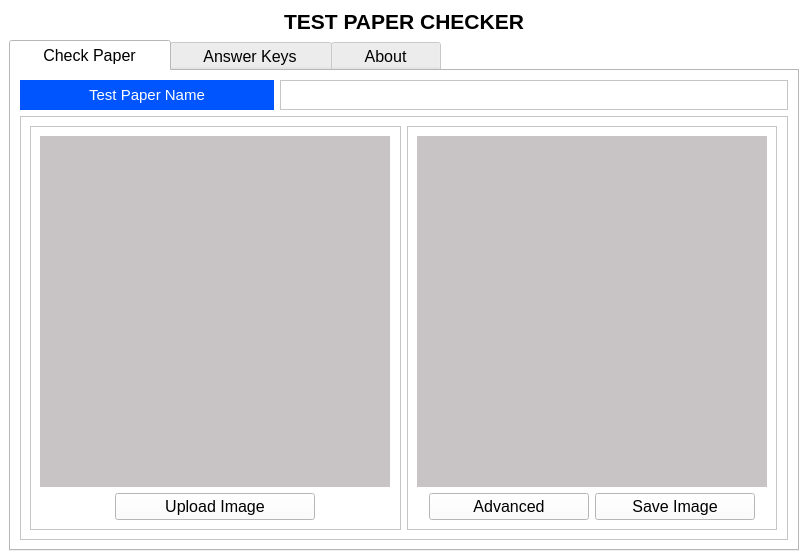
Above: TestPaperChecker.ui from jarapamikaella/OpenCV_TestPaperChecker before the change. Below: the same form after it.
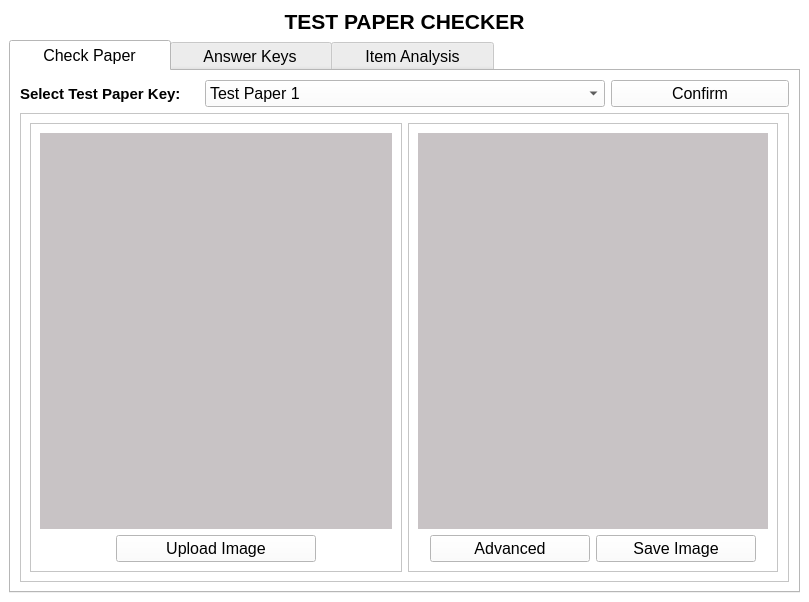
That is the form after the change.

The edit to the form file:
```diff
--- a/TestPaperChecker.ui
+++ b/TestPaperChecker.ui
@@ -6,8 +6,8 @@
    <rect>
     <x>0</x>
     <y>0</y>
-    <width>808</width>
-    <height>560</height>
+    <width>809</width>
+    <height>602</height>
    </rect>
   </property>
   <property name="windowTitle">
@@ -491,462 +491,10 @@
         <string>     Check Paper     </string>
        </attribute>
        <layout class="QGridLayout" name="gridLayout">
-        <item row="0" column="1" colspan="2">
-         <widget class="QTextEdit" name="TestPaperNameInputField">
-          <property name="minimumSize">
-           <size>
-            <width>0</width>
-            <height>30</height>
-           </size>
-          </property>
-          <property name="maximumSize">
-           <size>
-            <width>16777215</width>
-            <height>30</height>
-           </size>
-          </property>
-         </widget>
-        </item>
-        <item row="0" column="0">
-         <widget class="QPushButton" name="TestPaperNameBtn">
-          <property name="maximumSize">
-           <size>
-            <width>16777215</width>
-            <height>30</height>
-           </size>
-          </property>
-          <property name="palette">
-           <palette>
-            <active>
-             <colorrole role="WindowText">
-              <brush brushstyle="SolidPattern">
-               <color alpha="255">
-                <red>255</red>
-                <green>255</green>
-                <blue>255</blue>
-               </color>
-              </brush>
-             </colorrole>
-             <colorrole role="Button">
-              <brush brushstyle="SolidPattern">
-               <color alpha="255">
-                <red>0</red>
-                <green>85</green>
-                <blue>255</blue>
-               </color>
-              </brush>
-             </colorrole>
-             <colorrole role="Light">
-              <brush brushstyle="SolidPattern">
-               <color alpha="255">
-                <red>127</red>
-                <green>170</green>
-                <blue>255</blue>
-               </color>
-              </brush>
-             </colorrole>
-             <colorrole role="Midlight">
-              <brush brushstyle="SolidPattern">
-               <color alpha="255">
-                <red>63</red>
-                <green>127</green>
-                <blue>255</blue>
-               </color>
-              </brush>
-             </colorrole>
-             <colorrole role="Dark">
-              <brush brushstyle="SolidPattern">
-               <color alpha="255">
-                <red>0</red>
-                <green>42</green>
-                <blue>127</blue>
-               </color>
-              </brush>
-             </colorrole>
-             <colorrole role="Mid">
-              <brush brushstyle="SolidPattern">
-               <color alpha="255">
-                <red>0</red>
-                <green>56</green>
-                <blue>170</blue>
-               </color>
-              </brush>
-             </colorrole>
-             <colorrole role="Text">
-              <brush brushstyle="SolidPattern">
-               <color alpha="255">
-                <red>255</red>
-                <green>255</green>
-                <blue>255</blue>
-               </color>
-              </brush>
-             </colorrole>
-             <colorrole role="BrightText">
-              <brush brushstyle="SolidPattern">
-               <color alpha="255">
-                <red>255</red>
-                <green>255</green>
-                <blue>255</blue>
-               </color>
-              </brush>
-             </colorrole>
-             <colorrole role="ButtonText">
-              <brush brushstyle="SolidPattern">
-               <color alpha="255">
-                <red>255</red>
-                <green>255</green>
-                <blue>255</blue>
-               </color>
-              </brush>
-             </colorrole>
-             <colorrole role="Base">
-              <brush brushstyle="SolidPattern">
-               <color alpha="255">
-                <red>255</red>
-                <green>255</green>
-                <blue>255</blue>
-               </color>
-              </brush>
-             </colorrole>
-             <colorrole role="Window">
-              <brush brushstyle="SolidPattern">
-               <color alpha="255">
-                <red>0</red>
-                <green>85</green>
-                <blue>255</blue>
-               </color>
-              </brush>
-             </colorrole>
-             <colorrole role="Shadow">
-              <brush brushstyle="SolidPattern">
-               <color alpha="255">
-                <red>0</red>
-                <green>0</green>
-                <blue>0</blue>
-               </color>
-              </brush>
-             </colorrole>
-             <colorrole role="AlternateBase">
-              <brush brushstyle="SolidPattern">
-               <color alpha="255">
-                <red>127</red>
-                <green>170</green>
-                <blue>255</blue>
-               </color>
-              </brush>
-             </colorrole>
-             <colorrole role="ToolTipBase">
-              <brush brushstyle="SolidPattern">
-               <color alpha="255">
-                <red>255</red>
-                <green>255</green>
-                <blue>220</blue>
-               </color>
-              </brush>
-             </colorrole>
-             <colorrole role="ToolTipText">
-              <brush brushstyle="SolidPattern">
-               <color alpha="255">
-                <red>0</red>
-                <green>0</green>
-                <blue>0</blue>
-               </color>
-              </brush>
-             </colorrole>
-            </active>
-            <inactive>
-             <colorrole role="WindowText">
-              <brush brushstyle="SolidPattern">
-               <color alpha="255">
-                <red>255</red>
-                <green>255</green>
-                <blue>255</blue>
-               </color>
-              </brush>
-             </colorrole>
-             <colorrole role="Button">
-              <brush brushstyle="SolidPattern">
-               <color alpha="255">
-                <red>0</red>
-                <green>85</green>
-                <blue>255</blue>
-               </color>
-              </brush>
-             </colorrole>
-             <colorrole role="Light">
-              <brush brushstyle="SolidPattern">
-               <color alpha="255">
-                <red>127</red>
-                <green>170</green>
-                <blue>255</blue>
-               </color>
-              </brush>
-             </colorrole>
-             <colorrole role="Midlight">
-              <brush brushstyle="SolidPattern">
-               <color alpha="255">
-                <red>63</red>
-                <green>127</green>
-                <blue>255</blue>
-               </color>
-              </brush>
-             </colorrole>
-             <colorrole role="Dark">
-              <brush brushstyle="SolidPattern">
-               <color alpha="255">
-                <red>0</red>
-                <green>42</green>
-                <blue>127</blue>
-               </color>
-              </brush>
-             </colorrole>
-             <colorrole role="Mid">
-              <brush brushstyle="SolidPattern">
-               <color alpha="255">
-                <red>0</red>
-                <green>56</green>
-                <blue>170</blue>
-               </color>
-              </brush>
-             </colorrole>
-             <colorrole role="Text">
-              <brush brushstyle="SolidPattern">
-               <color alpha="255">
-                <red>255</red>
-                <green>255</green>
-                <blue>255</blue>
-               </color>
-              </brush>
-             </colorrole>
-             <colorrole role="BrightText">
-              <brush brushstyle="SolidPattern">
-               <color alpha="255">
-                <red>255</red>
-                <green>255</green>
-                <blue>255</blue>
-               </color>
-              </brush>
-             </colorrole>
-             <colorrole role="ButtonText">
-              <brush brushstyle="SolidPattern">
-               <color alpha="255">
-                <red>255</red>
-                <green>255</green>
-                <blue>255</blue>
-               </color>
-              </brush>
-             </colorrole>
-             <colorrole role="Base">
-              <brush brushstyle="SolidPattern">
-               <color alpha="255">
-                <red>255</red>
-                <green>255</green>
-                <blue>255</blue>
-               </color>
-              </brush>
-             </colorrole>
-             <colorrole role="Window">
-              <brush brushstyle="SolidPattern">
-               <color alpha="255">
-                <red>0</red>
-                <green>85</green>
-                <blue>255</blue>
-               </color>
-              </brush>
-             </colorrole>
-             <colorrole role="Shadow">
-              <brush brushstyle="SolidPattern">
-               <color alpha="255">
-                <red>0</red>
-                <green>0</green>
-                <blue>0</blue>
-               </color>
-              </brush>
-             </colorrole>
-             <colorrole role="AlternateBase">
-              <brush brushstyle="SolidPattern">
-               <color alpha="255">
-                <red>127</red>
-                <green>170</green>
-                <blue>255</blue>
-               </color>
-              </brush>
-             </colorrole>
-             <colorrole role="ToolTipBase">
-              <brush brushstyle="SolidPattern">
-               <color alpha="255">
-                <red>255</red>
-                <green>255</green>
-                <blue>220</blue>
-               </color>
-              </brush>
-             </colorrole>
-             <colorrole role="ToolTipText">
-              <brush brushstyle="SolidPattern">
-               <color alpha="255">
-                <red>0</red>
-                <green>0</green>
-                <blue>0</blue>
-               </color>
-              </brush>
-             </colorrole>
-            </inactive>
-            <disabled>
-             <colorrole role="WindowText">
-              <brush brushstyle="SolidPattern">
-               <color alpha="255">
-                <red>255</red>
-                <green>255</green>
-                <blue>255</blue>
-               </color>
-              </brush>
-             </colorrole>
-             <colorrole role="Button">
-              <brush brushstyle="SolidPattern">
-               <color alpha="255">
-                <red>0</red>
-                <green>85</green>
-                <blue>255</blue>
-               </color>
-              </brush>
-             </colorrole>
-             <colorrole role="Light">
-              <brush brushstyle="SolidPattern">
-               <color alpha="255">
-                <red>127</red>
-                <green>170</green>
-                <blue>255</blue>
-               </color>
-              </brush>
-             </colorrole>
-             <colorrole role="Midlight">
-              <brush brushstyle="SolidPattern">
-               <color alpha="255">
-                <red>63</red>
-                <green>127</green>
-                <blue>255</blue>
-               </color>
-              </brush>
-             </colorrole>
-             <colorrole role="Dark">
-              <brush brushstyle="SolidPattern">
-               <color alpha="255">
-                <red>0</red>
-                <green>42</green>
-                <blue>127</blue>
-               </color>
-              </brush>
-             </colorrole>
-             <colorrole role="Mid">
-              <brush brushstyle="SolidPattern">
-               <color alpha="255">
-                <red>0</red>
-                <green>56</green>
-                <blue>170</blue>
-               </color>
-              </brush>
-             </colorrole>
-             <colorrole role="Text">
-              <brush brushstyle="SolidPattern">
-               <color alpha="255">
-                <red>255</red>
-                <green>255</green>
-                <blue>255</blue>
-               </color>
-              </brush>
-             </colorrole>
-             <colorrole role="BrightText">
-              <brush brushstyle="SolidPattern">
-               <color alpha="255">
-                <red>255</red>
-                <green>255</green>
-                <blue>255</blue>
-               </color>
-              </brush>
-             </colorrole>
-             <colorrole role="ButtonText">
-              <brush brushstyle="SolidPattern">
-               <color alpha="255">
-                <red>255</red>
-                <green>255</green>
-                <blue>255</blue>
-               </color>
-              </brush>
-             </colorrole>
-             <colorrole role="Base">
-              <brush brushstyle="SolidPattern">
-               <color alpha="255">
-                <red>0</red>
-                <green>85</green>
-                <blue>255</blue>
-               </color>
-              </brush>
-             </colorrole>
-             <colorrole role="Window">
-              <brush brushstyle="SolidPattern">
-               <color alpha="255">
-                <red>0</red>
-                <green>85</green>
-                <blue>255</blue>
-               </color>
-              </brush>
-             </colorrole>
-             <colorrole role="Shadow">
-              <brush brushstyle="SolidPattern">
-               <color alpha="255">
-                <red>0</red>
-                <green>0</green>
-                <blue>0</blue>
-               </color>
-              </brush>
-             </colorrole>
-             <colorrole role="AlternateBase">
-              <brush brushstyle="SolidPattern">
-               <color alpha="255">
-                <red>0</red>
-                <green>85</green>
-                <blue>255</blue>
-               </color>
-              </brush>
-             </colorrole>
-             <colorrole role="ToolTipBase">
-              <brush brushstyle="SolidPattern">
-               <color alpha="255">
-                <red>255</red>
-                <green>255</green>
-                <blue>220</blue>
-               </color>
-              </brush>
-             </colorrole>
-             <colorrole role="ToolTipText">
-              <brush brushstyle="SolidPattern">
-               <color alpha="255">
-                <red>0</red>
-                <green>0</green>
-                <blue>0</blue>
-               </color>
-              </brush>
-             </colorrole>
-            </disabled>
-           </palette>
-          </property>
-          <property name="font">
-           <font>
-            <family>Arial</family>
-            <pointsize>11</pointsize>
-           </font>
-          </property>
-          <property name="autoFillBackground">
-           <bool>true</bool>
-          </property>
-          <property name="styleSheet">
-           <string notr="true">color: rgb(255, 255, 255);</string>
-          </property>
+        <item row="0" column="2">
+         <widget class="QPushButton" name="ConfirmTestPaperKeyName">
           <property name="text">
-           <string>Test Paper Name</string>
-          </property>
-          <property name="flat">
-           <bool>true</bool>
+           <string>Confirm</string>
           </property>
          </widget>
         </item>
@@ -967,8 +515,8 @@
              <property name="frameShadow">
               <enum>QFrame::Raised</enum>
              </property>
-             <layout class="QVBoxLayout" name="verticalLayout_2">
-              <item alignment="Qt::AlignHCenter">
+             <layout class="QGridLayout" name="gridLayout_3">
+              <item row="0" column="0">
                <widget class="QLabel" name="UploadedImage">
                 <property name="minimumSize">
                  <size>
@@ -1405,7 +953,7 @@
                 </property>
                </widget>
               </item>
-              <item alignment="Qt::AlignHCenter">
+              <item row="1" column="0" alignment="Qt::AlignHCenter">
                <widget class="QPushButton" name="UploadImageBtn">
                 <property name="minimumSize">
                  <size>
@@ -1917,6 +1465,52 @@
           </layout>
          </widget>
         </item>
+        <item row="0" column="0">
+         <widget class="QLabel" name="SelectTestPaperKeyLabel">
+          <property name="font">
+           <font>
+            <pointsize>11</pointsize>
+            <weight>75</weight>
+            <italic>false</italic>
+            <bold>true</bold>
+           </font>
+          </property>
+          <property name="text">
+           <string>Select Test Paper Key:</string>
+          </property>
+         </widget>
+        </item>
+        <item row="0" column="1">
+         <widget class="QComboBox" name="TestPaperNameDropdown">
+          <property name="minimumSize">
+           <size>
+            <width>400</width>
+            <height>0</height>
+           </size>
+          </property>
+          <property name="maximumSize">
+           <size>
+            <width>300</width>
+            <height>16777215</height>
+           </size>
+          </property>
+          <item>
+           <property name="text">
+            <string>Test Paper 1</string>
+           </property>
+          </item>
+          <item>
+           <property name="text">
+            <string>Test Paper 2</string>
+           </property>
+          </item>
+          <item>
+           <property name="text">
+            <string>Test Paper 3</string>
+           </property>
+          </item>
+         </widget>
+        </item>
        </layout>
       </widget>
       <widget class="QWidget" name="AnswerKeyTab">
@@ -1926,7 +1520,7 @@
       </widget>
       <widget class="QWidget" name="AboutTab">
        <attribute name="title">
-        <string>     About     </string>
+        <string>     Item Analysis     </string>
        </attribute>
       </widget>
      </widget>
```
